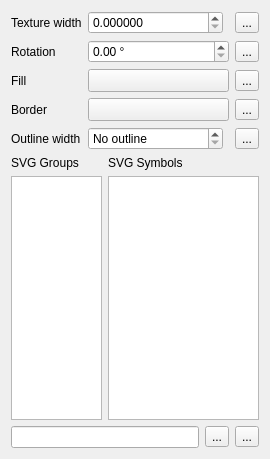
The window that src/ui/symbollayer/widget_svgfill.ui (carsmie/QGIS) describes before a commit, drawn with Qt 5.
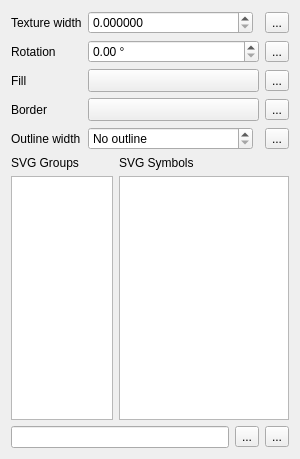
The same window after the commit. Custom widgets are drawn as their Qt base class.

Commit message: Small optimisations to model/views

```diff
--- a/src/ui/symbollayer/widget_svgfill.ui
+++ b/src/ui/symbollayer/widget_svgfill.ui
@@ -6,7 +6,7 @@
    <rect>
     <x>0</x>
     <y>0</y>
-    <width>270</width>
+    <width>300</width>
     <height>459</height>
    </rect>
   </property>
@@ -280,12 +280,24 @@
          <verstretch>0</verstretch>
         </sizepolicy>
        </property>
+       <property name="iconSize">
+        <size>
+         <width>32</width>
+         <height>32</height>
+        </size>
+       </property>
        <property name="flow">
         <enum>QListView::LeftToRight</enum>
        </property>
        <property name="layoutMode">
         <enum>QListView::Batched</enum>
        </property>
+       <property name="gridSize">
+        <size>
+         <width>36</width>
+         <height>36</height>
+        </size>
+       </property>
        <property name="viewMode">
         <enum>QListView::IconMode</enum>
        </property>
@@ -306,12 +318,6 @@
   </layout>
  </widget>
  <customwidgets>
-  <customwidget>
-   <class>QgsColorButton</class>
-   <extends>QToolButton</extends>
-   <header>qgscolorbutton.h</header>
-   <container>1</container>
-  </customwidget>
   <customwidget>
    <class>QgsDataDefinedButton</class>
    <extends>QToolButton</extends>
@@ -328,6 +334,12 @@
    <header>qgsunitselectionwidget.h</header>
    <container>1</container>
   </customwidget>
+  <customwidget>
+   <class>QgsColorButton</class>
+   <extends>QToolButton</extends>
+   <header>qgscolorbutton.h</header>
+   <container>1</container>
+  </customwidget>
  </customwidgets>
  <tabstops>
   <tabstop>mTextureWidthSpinBox</tabstop>
```
Left out of the diff: 3 changed lines with no effect on the pictures. The commit also changes 1 other file.
